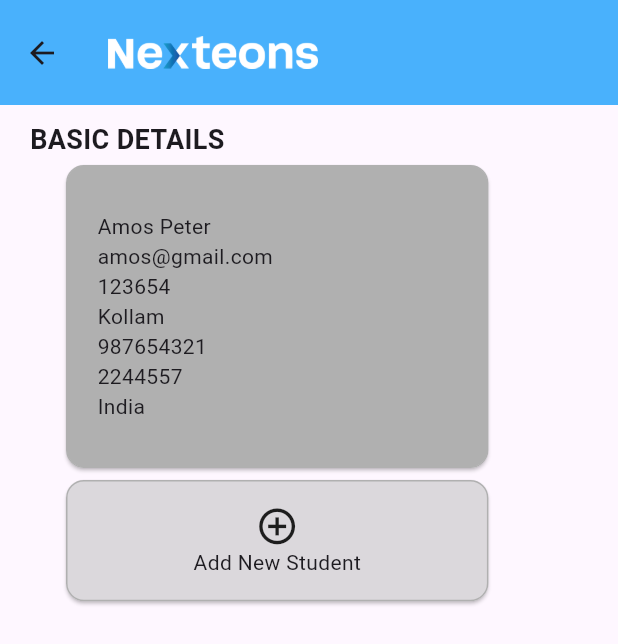
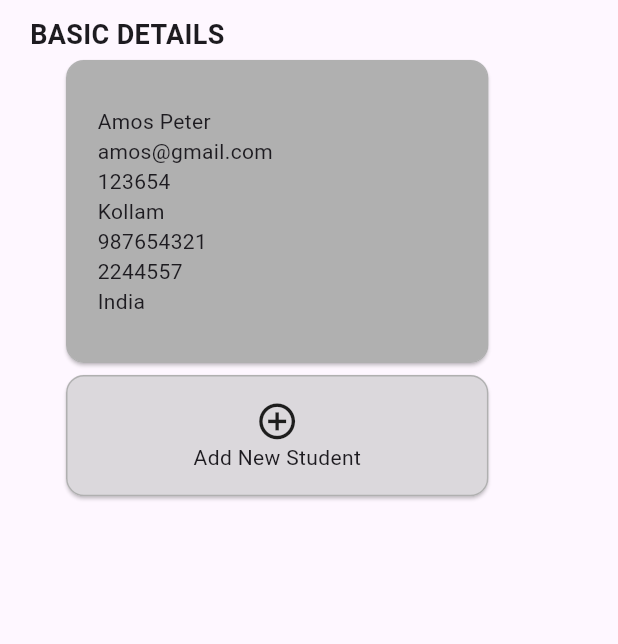
Before and after one commit to AmosPeterAlex/nexteons_study, a Flutter app: the IPhoneResultPage screen opened directly, on a phone screen of 412 x 824 dp. Shown: the top 644 px of the screen. Run offline on Flutter 3.47's test engine with Material 3 defaults, Android fonts, the phone set to English and light mode, and no system bars; our stand-ins replace get, go_router, url_strategy.

```diff
--- a/lib/screen/student/create/responsive/iPad_view.dart
+++ b/lib/screen/student/create/responsive/iPad_view.dart
@@ -53,6 +53,7 @@ class IPadView extends StatelessWidget {
                           shrinkWrap: true,
                           gridDelegate:
                                SliverGridDelegateWithFixedCrossAxisCount(
+                                 //others to be made responsive
                                   crossAxisCount: 2,
                                   childAspectRatio: 14,
                                   mainAxisExtent: 110,
--- a/lib/screen/student/create/responsive/mac_view.dart
+++ b/lib/screen/student/create/responsive/mac_view.dart
@@ -51,6 +51,7 @@ class MacView extends StatelessWidget {
                         shrinkWrap: true,
                         gridDelegate:
                              SliverGridDelegateWithFixedCrossAxisCount(
+                               //baki yik add akenm
                                 crossAxisCount: 2,
                                 childAspectRatio: 1,
                                 mainAxisExtent: 105,
--- a/lib/screen/student/list/responsive/iPhone_result_view.dart
+++ b/lib/screen/student/list/responsive/iPhone_result_view.dart
@@ -13,18 +13,19 @@ class IPhoneResultPage extends StatelessWidget {
   Widget build(BuildContext context) {
     var size = MediaQuery.of(context).size;
     return Scaffold(
-      appBar: AppBar(
-        backgroundColor: ColorConstants.primaryColor,
-        toolbarHeight: 70,
-        //added fixed height
-        title: SizedBox(
-          height: 60,
-          width: 140,
-          child: Image.asset("assets/images/nexteons_logo.png"),
-        ),
-      ),
+      // appBar: AppBar(
+      //   backgroundColor: ColorConstants.primaryColor,
+      //   toolbarHeight: 70,
+      //   //added fixed height
+      //   title: SizedBox(
+      //     height: 60,
+      //     width: 140,
+      //     child: Image.asset("assets/images/nexteons_logo.png"),
+      //   ),
+      // ),
       body: Padding(
         padding: EdgeInsets.symmetric(horizontal: 20, vertical: 10),
+        child: SingleChildScrollView(
           child: Column(
             crossAxisAlignment: CrossAxisAlignment.start,
             children: [
@@ -96,6 +97,7 @@ class IPhoneResultPage extends StatelessWidget {
             ],
           ),
         ),
+      ),
     );
   }
 }
```
Also changed, not shown: lib/screen/student/list/responsive/iPad_result_view.dart (+24 -18 lines), lib/screen/student/list/responsive/mac_result_view.dart (+22 -17 lines), lib/screen/student/list/view.dart (+7 -4 lines). Lines whose indentation alone changed are shown as unchanged.
